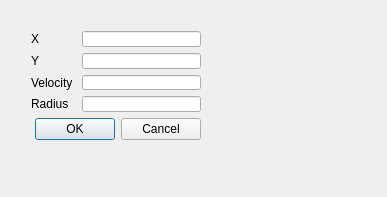
Before: the Qt Designer form WaveSim/WaveSim/EditCircleDialog.ui in willamm/WaveSimulator, drawn with Qt 5.
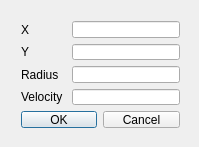
After: the same form once the commit is applied.

```diff
--- a/WaveSim/WaveSim/EditCircleDialog.ui
+++ b/WaveSim/WaveSim/EditCircleDialog.ui
@@ -6,8 +6,8 @@
    <rect>
     <x>0</x>
     <y>0</y>
-    <width>387</width>
-    <height>197</height>
+    <width>199</width>
+    <height>147</height>
    </rect>
   </property>
   <property name="windowTitle">
@@ -16,14 +16,12 @@
   <widget class="QWidget" name="">
    <property name="geometry">
     <rect>
-     <x>20</x>
-     <y>20</y>
-     <width>192</width>
-     <height>131</height>
+     <x>10</x>
+     <y>10</y>
+     <width>181</width>
+     <height>129</height>
     </rect>
    </property>
-   <layout class="QVBoxLayout" name="verticalLayout">
-    <item>
      <layout class="QFormLayout" name="formLayout">
       <item row="0" column="0">
        <widget class="QLabel" name="xLabel">
@@ -46,28 +44,26 @@
        <widget class="QLineEdit" name="yLineEdit"/>
       </item>
       <item row="2" column="0">
-       <widget class="QLabel" name="velocityLabel">
-        <property name="text">
-         <string>Velocity </string>
-        </property>
-       </widget>
-      </item>
-      <item row="2" column="1">
-       <widget class="QLineEdit" name="velocityLineEdit"/>
-      </item>
-      <item row="3" column="0">
        <widget class="QLabel" name="radiusLabel">
         <property name="text">
          <string>Radius</string>
         </property>
        </widget>
       </item>
-      <item row="3" column="1">
+    <item row="2" column="1">
        <widget class="QLineEdit" name="radiusLineEdit"/>
       </item>
-     </layout>
+    <item row="3" column="0">
+     <widget class="QLabel" name="velocityLabel">
+      <property name="text">
+       <string>Velocity </string>
+      </property>
+     </widget>
     </item>
-    <item>
+    <item row="3" column="1">
+     <widget class="QLineEdit" name="velocityLineEdit"/>
+    </item>
+    <item row="4" column="0" colspan="2">
      <widget class="QDialogButtonBox" name="buttonBox">
       <property name="standardButtons">
        <set>QDialogButtonBox::Cancel|QDialogButtonBox::Ok</set>
```
Left out of the diff: 6 changed lines with no effect on the pictures. Lines whose indentation alone changed are shown as unchanged.
